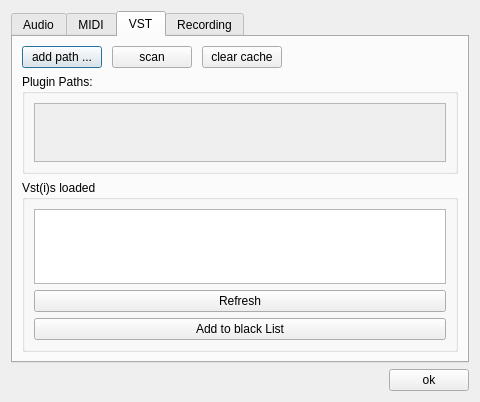
Before: the Qt Designer form src/gui/PreferencesDialog.ui in elieserdejesus/JamTaba, drawn with Qt 5.
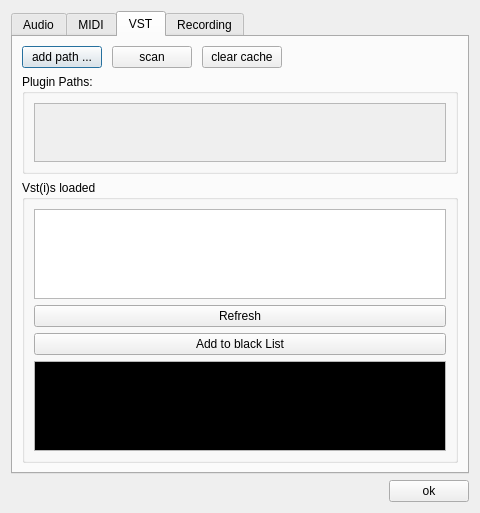
After: the same form once the commit is applied.

Commit message: BlackBox semi-implemented Data are not saved yet , but works as demo ... enjoy doc !

```diff
--- a/src/gui/PreferencesDialog.ui
+++ b/src/gui/PreferencesDialog.ui
@@ -7,7 +7,7 @@
     <x>0</x>
     <y>0</y>
     <width>480</width>
-    <height>376</height>
+    <height>513</height>
    </rect>
   </property>
   <property name="windowTitle">
@@ -426,6 +426,80 @@
             </property>
            </widget>
           </item>
+          <item>
+           <widget class="QPlainTextEdit" name="BlackBoxText">
+            <property name="palette">
+             <palette>
+              <active>
+               <colorrole role="Text">
+                <brush brushstyle="SolidPattern">
+                 <color alpha="255">
+                  <red>255</red>
+                  <green>170</green>
+                  <blue>0</blue>
+                 </color>
+                </brush>
+               </colorrole>
+               <colorrole role="Base">
+                <brush brushstyle="SolidPattern">
+                 <color alpha="255">
+                  <red>0</red>
+                  <green>0</green>
+                  <blue>0</blue>
+                 </color>
+                </brush>
+               </colorrole>
+              </active>
+              <inactive>
+               <colorrole role="Text">
+                <brush brushstyle="SolidPattern">
+                 <color alpha="255">
+                  <red>255</red>
+                  <green>170</green>
+                  <blue>0</blue>
+                 </color>
+                </brush>
+               </colorrole>
+               <colorrole role="Base">
+                <brush brushstyle="SolidPattern">
+                 <color alpha="255">
+                  <red>0</red>
+                  <green>0</green>
+                  <blue>0</blue>
+                 </color>
+                </brush>
+               </colorrole>
+              </inactive>
+              <disabled>
+               <colorrole role="Text">
+                <brush brushstyle="SolidPattern">
+                 <color alpha="255">
+                  <red>118</red>
+                  <green>116</green>
+                  <blue>108</blue>
+                 </color>
+                </brush>
+               </colorrole>
+               <colorrole role="Base">
+                <brush brushstyle="SolidPattern">
+                 <color alpha="255">
+                  <red>236</red>
+                  <green>233</green>
+                  <blue>216</blue>
+                 </color>
+                </brush>
+               </colorrole>
+              </disabled>
+             </palette>
+            </property>
+            <property name="font">
+             <font>
+              <weight>75</weight>
+              <bold>true</bold>
+             </font>
+            </property>
+           </widget>
+          </item>
          </layout>
         </widget>
        </item>
```
The commit also changes 2 other files.
